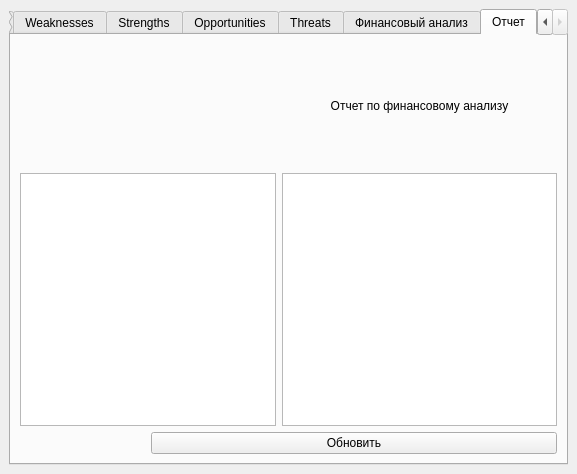
Qt form interface/mainmenu.ui (dariaAlium/SWOT) before a commit.
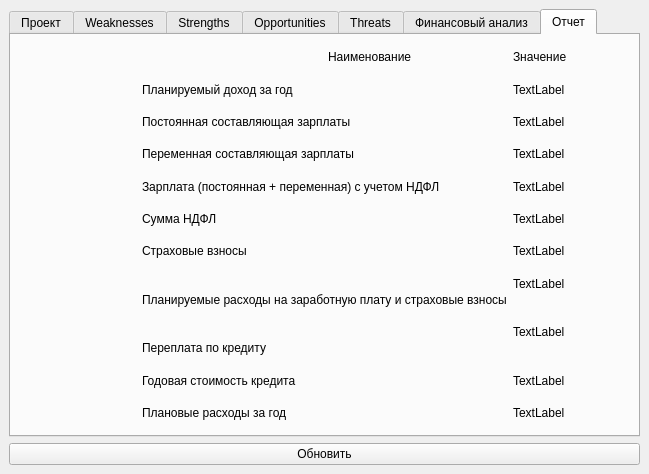
The same form after that commit. The open tabs and pages were chosen to show the change.

Patch:
```diff
--- a/interface/mainmenu.ui
+++ b/interface/mainmenu.ui
@@ -6,7 +6,7 @@
    <rect>
     <x>0</x>
     <y>0</y>
-    <width>552</width>
+    <width>649</width>
     <height>474</height>
    </rect>
   </property>
@@ -15,7 +15,7 @@
   </property>
   <widget class="QWidget" name="centralwidget">
    <layout class="QGridLayout" name="gridLayout_4">
-    <item row="0" column="0">
+    <item row="0" column="1">
      <widget class="QTabWidget" name="tabWidget">
       <property name="currentIndex">
        <number>5</number>
@@ -995,30 +995,161 @@
         <item row="0" column="2">
          <widget class="QLabel" name="label_152">
           <property name="text">
-           <string>Отчет по финансовому анализу</string>
+           <string>Наименование</string>
           </property>
-          <property name="alignment">
-           <set>Qt::AlignCenter</set>
+         </widget>
+        </item>
+        <item row="0" column="3">
+         <widget class="QLabel" name="label_48">
+          <property name="text">
+           <string>Значение</string>
           </property>
          </widget>
         </item>
-        <item row="1" column="0" rowspan="2" colspan="2">
-         <widget class="QGraphicsView" name="graphicsView_11"/>
+        <item row="1" column="1" colspan="2">
+         <widget class="QLabel" name="label_49">
+          <property name="text">
+           <string>Планируемый доход за год</string>
+          </property>
+         </widget>
         </item>
-        <item row="1" column="2" rowspan="2">
-         <widget class="QTableView" name="tableView"/>
+        <item row="1" column="3">
+         <widget class="QLabel" name="label_59">
+          <property name="text">
+           <string>TextLabel</string>
+          </property>
+         </widget>
         </item>
-        <item row="2" column="1">
-         <widget class="QLabel" name="results">
+        <item row="2" column="1" colspan="2">
+         <widget class="QLabel" name="label_50">
           <property name="text">
-           <string/>
+           <string>Постоянная составляющая зарплаты</string>
+          </property>
+         </widget>
+        </item>
+        <item row="2" column="3">
+         <widget class="QLabel" name="label_60">
+          <property name="text">
+           <string>TextLabel</string>
           </property>
          </widget>
         </item>
         <item row="3" column="1" colspan="2">
-         <widget class="QPushButton" name="pushButton_14">
+         <widget class="QLabel" name="label_51">
           <property name="text">
-           <string>Обновить</string>
+           <string>Переменная составляющая зарплаты</string>
+          </property>
+         </widget>
+        </item>
+        <item row="3" column="3">
+         <widget class="QLabel" name="label_61">
+          <property name="text">
+           <string>TextLabel</string>
+          </property>
+         </widget>
+        </item>
+        <item row="4" column="1" colspan="2">
+         <widget class="QLabel" name="label_52">
+          <property name="text">
+           <string>Зарплата (постоянная + переменная) с учетом НДФЛ</string>
+          </property>
+         </widget>
+        </item>
+        <item row="4" column="3">
+         <widget class="QLabel" name="label_62">
+          <property name="text">
+           <string>TextLabel</string>
+          </property>
+         </widget>
+        </item>
+        <item row="5" column="1">
+         <widget class="QLabel" name="label_53">
+          <property name="text">
+           <string>Сумма НДФЛ</string>
+          </property>
+         </widget>
+        </item>
+        <item row="5" column="3">
+         <widget class="QLabel" name="label_63">
+          <property name="text">
+           <string>TextLabel</string>
+          </property>
+         </widget>
+        </item>
+        <item row="6" column="1">
+         <widget class="QLabel" name="label_54">
+          <property name="text">
+           <string>Страховые взносы</string>
+          </property>
+         </widget>
+        </item>
+        <item row="6" column="3">
+         <widget class="QLabel" name="label_64">
+          <property name="text">
+           <string>TextLabel</string>
+          </property>
+         </widget>
+        </item>
+        <item row="7" column="1" rowspan="2" colspan="2">
+         <widget class="QLabel" name="label_55">
+          <property name="text">
+           <string>Планируемые расходы на заработную плату и страховые взносы</string>
+          </property>
+         </widget>
+        </item>
+        <item row="7" column="3">
+         <widget class="QLabel" name="label_65">
+          <property name="text">
+           <string>TextLabel</string>
+          </property>
+         </widget>
+        </item>
+        <item row="8" column="3" rowspan="2">
+         <widget class="QLabel" name="label_66">
+          <property name="text">
+           <string>TextLabel</string>
+          </property>
+         </widget>
+        </item>
+        <item row="9" column="1" colspan="2">
+         <widget class="QLabel" name="label_56">
+          <property name="text">
+           <string>Переплата по кредиту</string>
+          </property>
+         </widget>
+        </item>
+        <item row="10" column="0" rowspan="2">
+         <widget class="QLabel" name="results">
+          <property name="text">
+           <string/>
+          </property>
+         </widget>
+        </item>
+        <item row="10" column="1" colspan="2">
+         <widget class="QLabel" name="label_57">
+          <property name="text">
+           <string>Годовая стоимость кредита</string>
+          </property>
+         </widget>
+        </item>
+        <item row="10" column="3">
+         <widget class="QLabel" name="label_67">
+          <property name="text">
+           <string>TextLabel</string>
+          </property>
+         </widget>
+        </item>
+        <item row="11" column="1" colspan="2">
+         <widget class="QLabel" name="label_58">
+          <property name="text">
+           <string>Плановые расходы за год</string>
+          </property>
+         </widget>
+        </item>
+        <item row="11" column="3">
+         <widget class="QLabel" name="label_68">
+          <property name="text">
+           <string>TextLabel</string>
           </property>
          </widget>
         </item>
@@ -1026,6 +1157,13 @@
       </widget>
      </widget>
     </item>
+    <item row="1" column="1">
+     <widget class="QPushButton" name="pushButton_14">
+      <property name="text">
+       <string>Обновить</string>
+      </property>
+     </widget>
+    </item>
    </layout>
   </widget>
  </widget>
```
Left out of the diff: 6 changed lines with no effect on the pictures.
